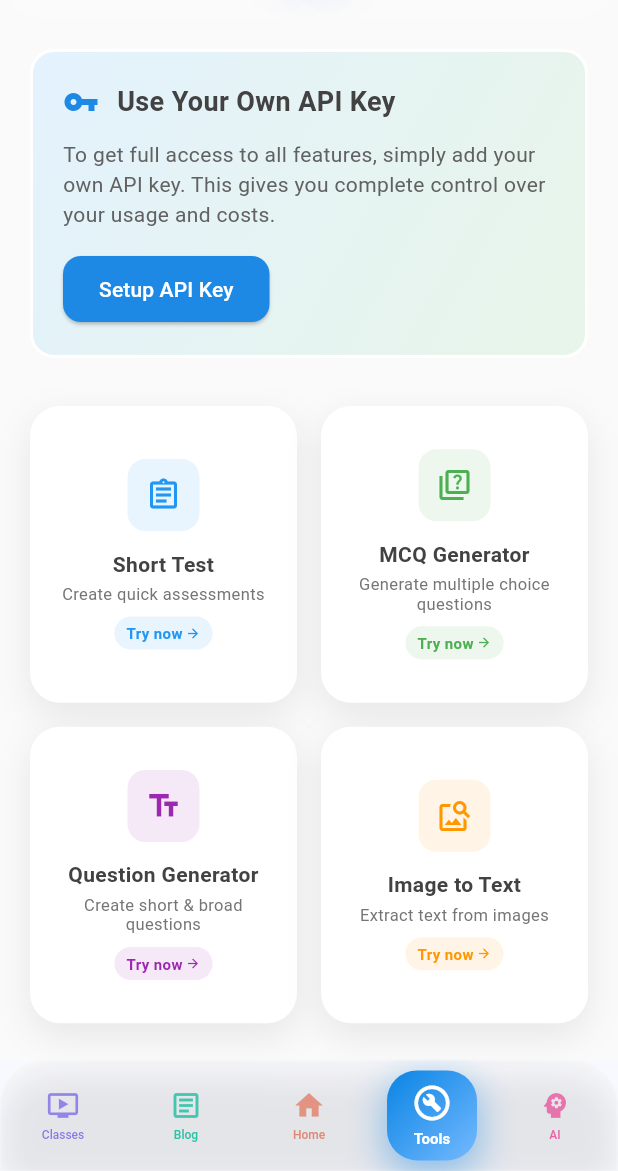
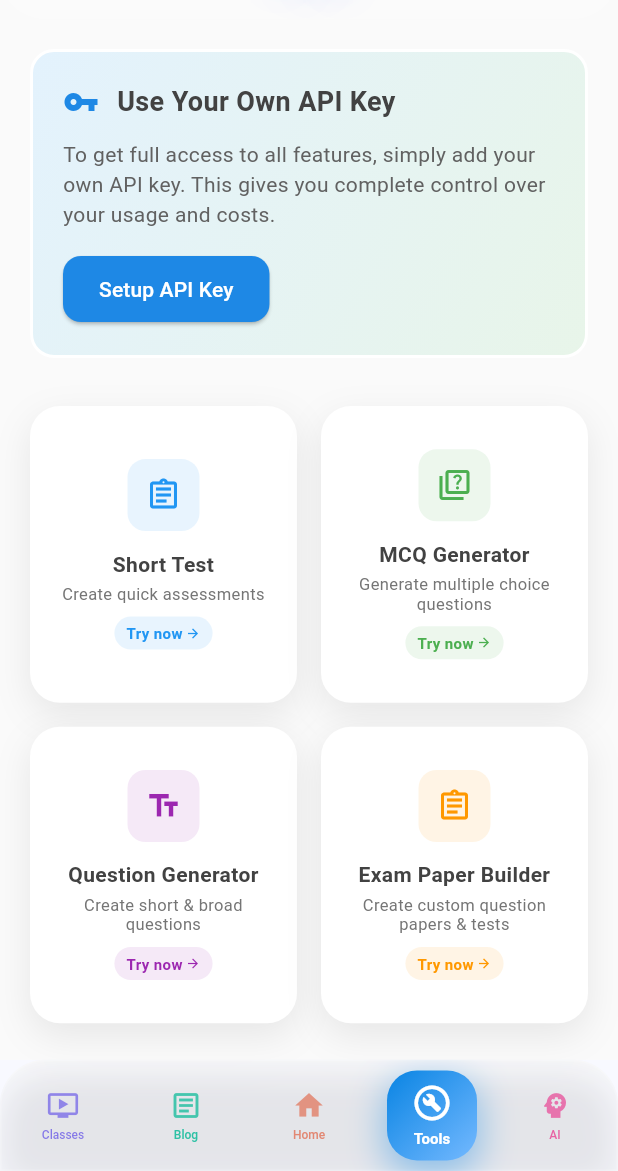
Before and after one commit to Pi-Dev-0/Pi-QBank, a Flutter app: the screen it shows after launch, item 4 of the bottom bar chosen, on a phone screen of 412 x 824 dp, the part 65-1236 px from its top. Run offline on Flutter 3.47's test engine with Material 3 defaults, Android fonts, the phone set to English and light mode, and no system bars; our stand-ins replace connectivity_plus, file_picker, image_picker, logger, open_file, permission_handler and 4 more; missing offline and left inert: flutter_pdfview; network calls fail; Roboto replaces fonts that are missing (HindSiliguri).

Commit message:
Refactor: Rename "Image to Text" to "Exam Paper Builder"
Renames the "Image to Text" tool card to "Exam Paper Builder" and updates its icon and description to reflect the new functionality. This change clarifies the purpose of the tool.

```diff
--- a/lib/pages/tools_page.dart
+++ b/lib/pages/tools_page.dart
@@ -140,12 +140,12 @@ class ToolsPage extends StatelessWidget {
                 ),
                 _buildToolCard(
                   context,
-                  Icons.image_search_outlined,
-                  'Image to Text',
-                  'Extract text from images',
+                  Icons.assignment_outlined,
+                  'Exam Paper Builder',
+                  'Create custom question papers & tests',
                   Colors.orange,
                   () {
-                    // Navigate to Image to Text page
+                    // Navigate to Exam Paper Builder page
                   },
                 ),
               ],
```
